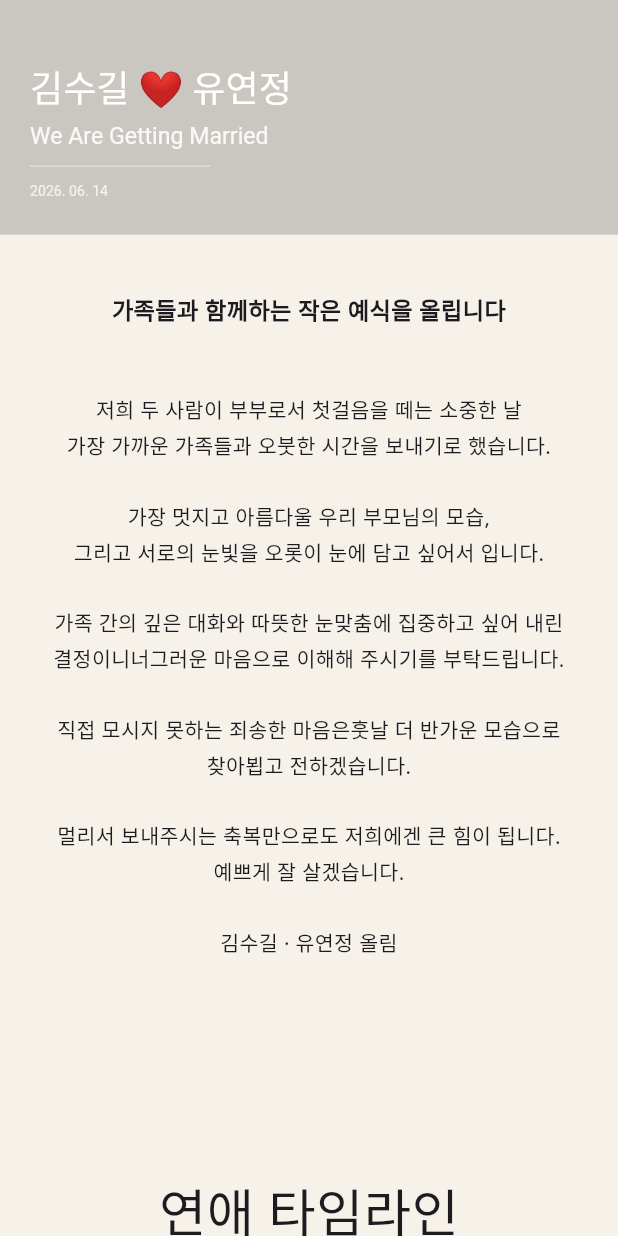
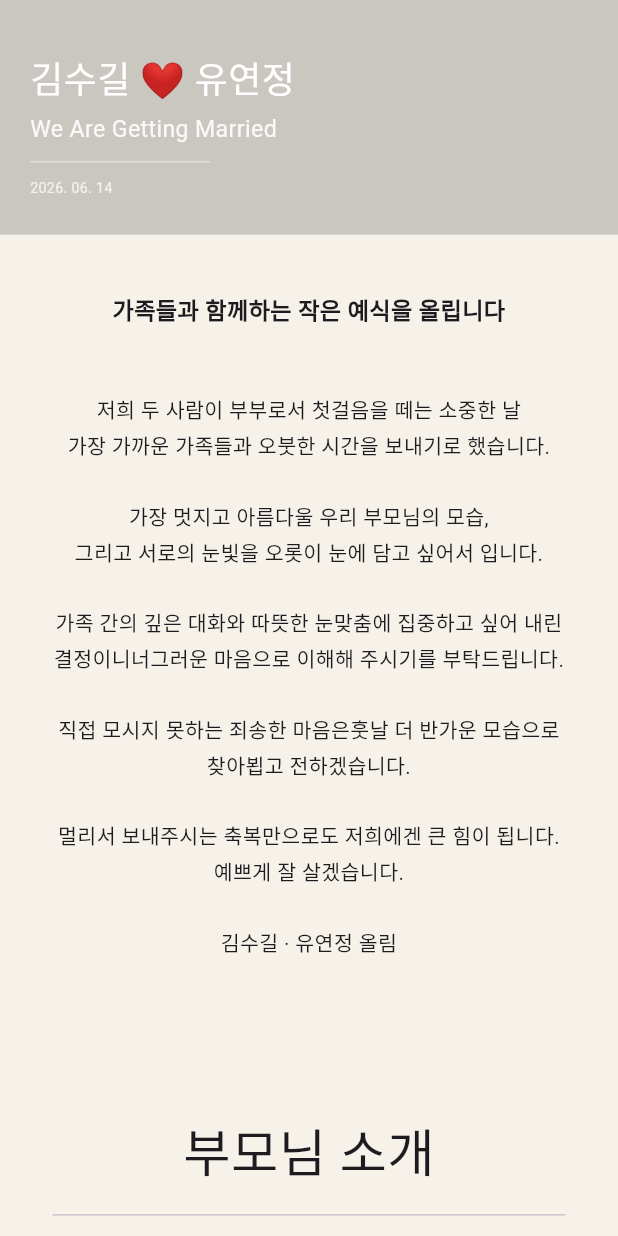
Before and after one commit to soogil/wedding_invitation_flutter, a Flutter app: the screen it shows after launch, scrolled down 576 dp, on a phone screen of 412 x 824 dp. Run offline on Flutter 3.47's test engine with Material 3 defaults, Android fonts, the phone set to English and light mode, and no system bars; our stand-ins replace dio, flutter_riverpod, flutter_screenutil, freezed_annotation, go_router, photo_view and 2 more; generated files the repository leaves out were written again; Roboto replaces fonts that are missing (Bareun).

Commit message:
UI간 간격 수정 및 배치 순서 변경

```diff
--- a/lib/feature/home/presentation/main/gallery_view.dart
+++ b/lib/feature/home/presentation/main/gallery_view.dart
@@ -52,13 +52,14 @@ class GalleryView extends StatelessWidget {
             fontSize: 40.sp,
           ),
         ),
-        const SizedBox(height: 15,),
+        SizedBox(height: 15.h),
         Padding(
             padding: EdgeInsets.only(left: 15.w, right: 15.w),
             child: Divider(height: 1,)
         ),
-        SizedBox(height: 45.w),
+        SizedBox(height: 15.h),
         GridView.builder(
+          padding: EdgeInsets.all(0),
           physics: NeverScrollableScrollPhysics(),
           shrinkWrap: true,
             gridDelegate: const SliverGridDelegateWithFixedCrossAxisCount(
--- a/lib/feature/home/presentation/main/guest_book_view.dart
+++ b/lib/feature/home/presentation/main/guest_book_view.dart
@@ -168,7 +168,7 @@ class _GuestBookPageState extends State<GuestBookPage> {
                 children: [
                   Text(
                     data['message'],
-                    style: const TextStyle(height: 1.4, fontSize: 14),
+                    style: TextStyle(height: 1.4, fontSize: 14.sp),
                   ),
                   SizedBox(height: 10.w),
                   Align(
--- a/lib/feature/home/presentation/main/main_intro_view.dart
+++ b/lib/feature/home/presentation/main/main_intro_view.dart
@@ -204,12 +204,10 @@ class _MainHeroText extends StatelessWidget {
 
   @override
   Widget build(BuildContext context) {
-    return DefaultTextStyle(
-      style: const TextStyle(color: Colors.white),
-      child: Column(
+    return Column(
       crossAxisAlignment: CrossAxisAlignment.start,
       children: [
-          Text("김수길 ❤️ 유연정", style: TextStyle(fontSize: 28.sp, height: 1.1)),
+        Text("김수길 ❤️ 유연정", style: TextStyle(fontSize: 28.sp, height: 1.1, color: Colors.white)),
         SizedBox(height: 8.h),
         Text("We Are Getting Married", style: TextStyle(fontSize: 18.sp, color: Colors.white.withValues(alpha: 0.9))),
         SizedBox(height: 10.h),
@@ -221,7 +219,6 @@ class _MainHeroText extends StatelessWidget {
           fontSize: 11.sp,
             color: Colors.white.withValues(alpha: 0.75))),
       ],
-      ),
     );
   }
 }
--- a/lib/feature/home/presentation/main/time_line_view.dart
+++ b/lib/feature/home/presentation/main/time_line_view.dart
@@ -39,15 +39,12 @@ class TimeLineView extends StatelessWidget {
 
     return Column(
       children: [
-        Padding(
-          padding: EdgeInsets.symmetric(vertical: 40),
-          child: Center(
-            child: Text(
-              "연애 타임라인",
-              style: TextStyle(
-                fontSize: 40.sp
-              )
-            ),
+        Center(
+          child: Text(
+            "연애 타임라인",
+            style: TextStyle(
+              fontSize: 40.sp
+            )
           ),
         ),
 
--- a/lib/feature/home/presentation/main/wedding_announcement_page.dart
+++ b/lib/feature/home/presentation/main/wedding_announcement_page.dart
@@ -45,12 +45,12 @@ class WeddingAnnouncementPage extends StatelessWidget {
             ),
           ),
           SizedBox(height: 100.h),
+          IntroOurselvesView(),
+          SizedBox(height: 100.h),
           TimeLineView(),
-          SizedBox(height: 150.h),
-          IntroOurselvesView(),
-          SizedBox(height: 150.h),
+          SizedBox(height: 100.h),
           GalleryView(),
-          SizedBox(height: 150.h),
+          SizedBox(height: 100.h),
           GuestBookPage(),
           SizedBox(height: 100.h),
         ]
--- a/lib/main.dart
+++ b/lib/main.dart
@@ -25,7 +25,7 @@ class MyApp extends ConsumerWidget {
             theme: ThemeData(
               colorScheme: ColorScheme.fromSeed(seedColor: Colors.deepPurple),
               useMaterial3: true,
-              fontFamily: 'NotoSans'
+              fontFamily: 'Bareun'
             ),
             builder: (context, child) {
               final double actualWidth = MediaQuery.of(context).size.width;
```
Also changed, not shown: pubspec.yaml (+9 -0 lines), 3 other files. Lines whose indentation alone changed are shown as unchanged.
